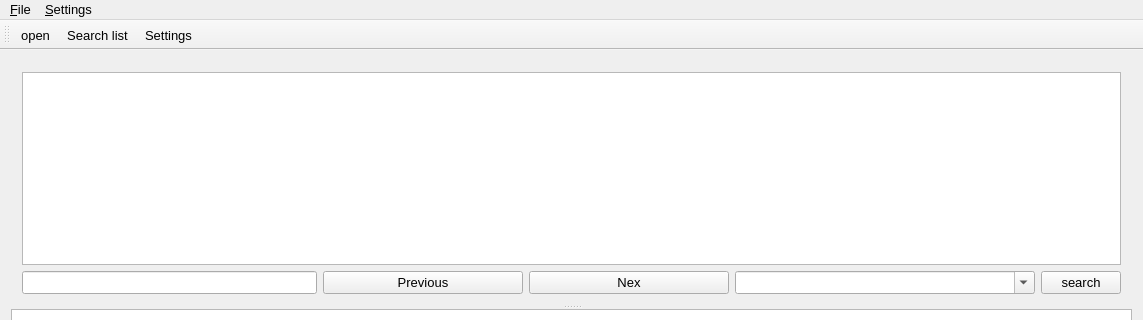
Before: the Qt Designer form mainwindow.ui in ionson100/bsrlog, drawn with Qt 5; both pictures show x 0 to 1143 and y 0 to 320 of the 1143 by 535 pixel window.
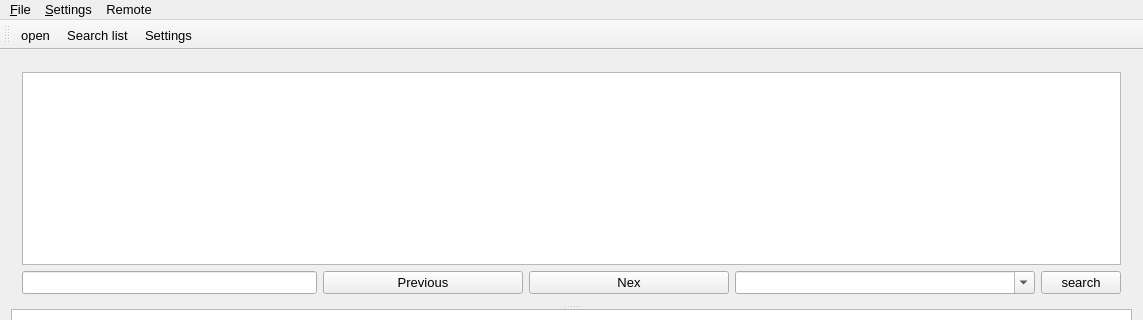
After: the same form once the commit is applied. Icons and pictures are not drawn.

Diff of the .ui file:
```diff
--- a/mainwindow.ui
+++ b/mainwindow.ui
@@ -148,7 +148,7 @@
      <x>0</x>
      <y>0</y>
      <width>1143</width>
-     <height>21</height>
+     <height>28</height>
     </rect>
    </property>
    <property name="font">
@@ -172,8 +172,17 @@
     <addaction name="actionSearch_list"/>
     <addaction name="actionSettings"/>
    </widget>
+   <widget class="QMenu" name="menuRemote">
+    <property name="title">
+     <string>Remote</string>
+    </property>
+    <addaction name="action_delete_all"/>
+    <addaction name="action_download_data"/>
+    <addaction name="action_update"/>
+   </widget>
    <addaction name="menusettings"/>
    <addaction name="menusettings_2"/>
+   <addaction name="menuRemote"/>
   </widget>
   <widget class="QToolBar" name="mainToolBar">
    <attribute name="toolBarArea">
```
Left out of the diff: 15 changed lines with no effect on the pictures.
